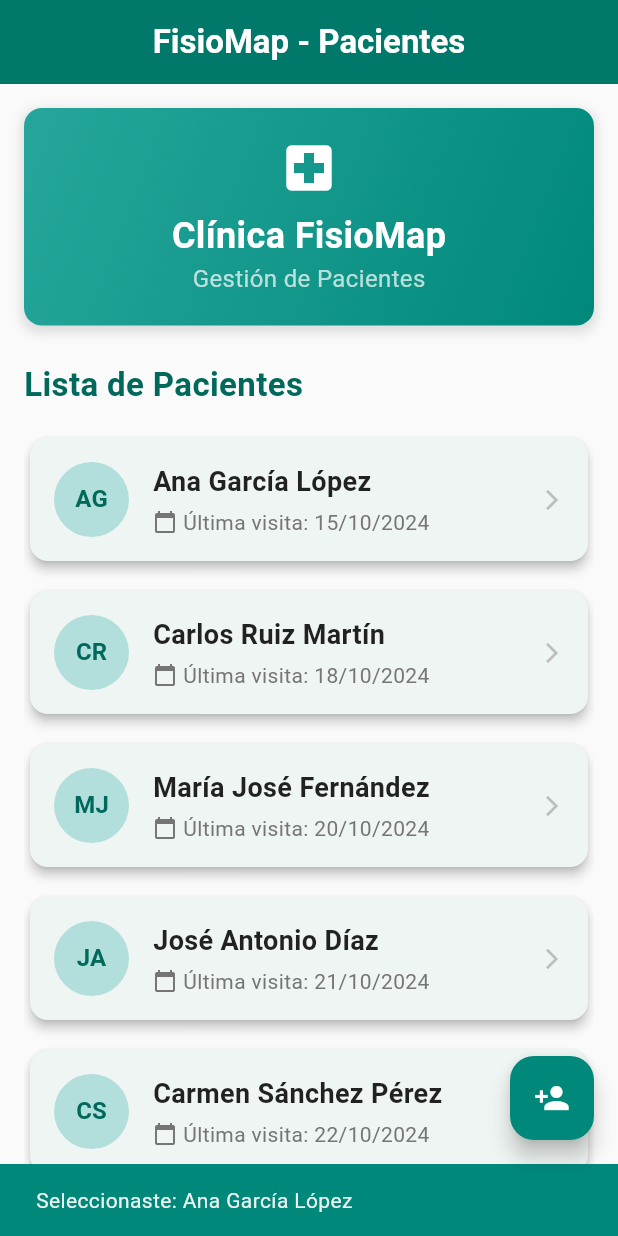
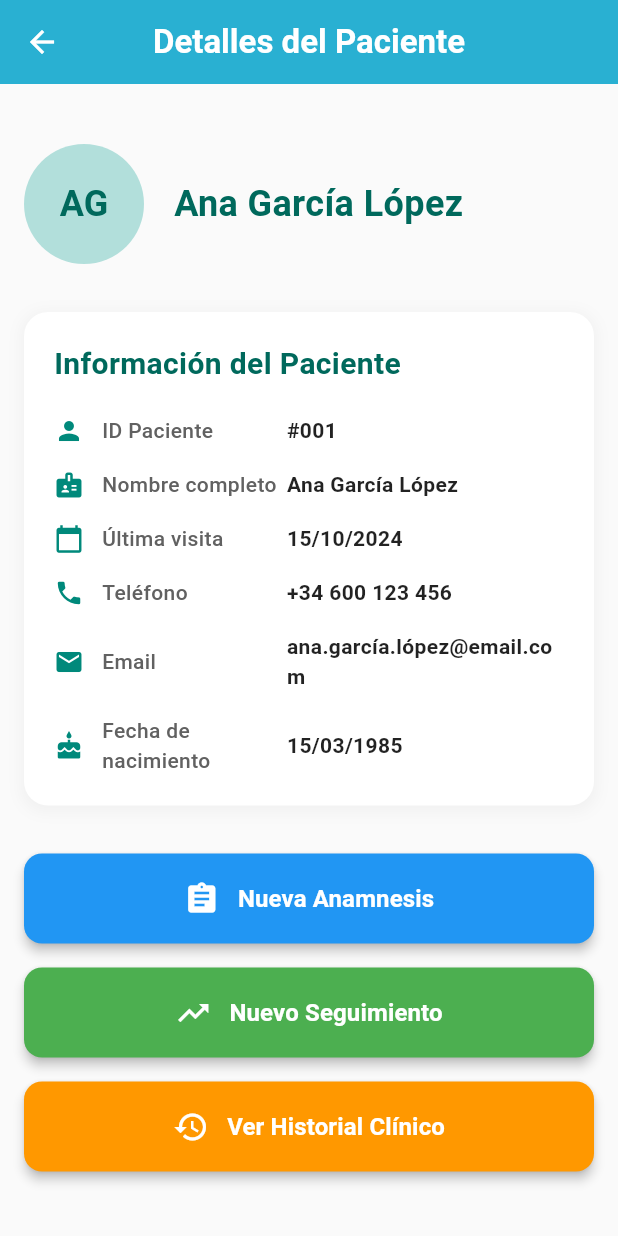
Before and after one commit to a-fernandez21/screens_fisiomap, a Flutter app: the screen it shows after launch, after a tap on "AG", on a phone screen of 412 x 824 dp. Run offline on Flutter 3.47's test engine with Material 3 defaults, Android fonts, the phone set to English and light mode, and no system bars.

Commit message:
Pantalla nueva con la información del paciente y nuevos botones

```diff
--- a/lib/main.dart
+++ b/lib/main.dart
@@ -11,7 +11,6 @@ void main() {
 }
 
 /// Widget raíz de la aplicación FisioMap.
-///
 /// Configura el tema, el título y la pantalla inicial de la aplicación.
 /// Utiliza Material Design 3 con una paleta de colores personalizada.
 class FisioMapApp extends StatelessWidget {
@@ -23,9 +22,7 @@ class FisioMapApp extends StatelessWidget {
       title: AppConstants.appName,
       debugShowCheckedModeBanner: false,
       theme: ThemeData(
-        colorScheme: ColorScheme.fromSeed(
-          seedColor: AppColors.primary,
-        ),
+        colorScheme: ColorScheme.fromSeed(seedColor: AppColors.primary),
         useMaterial3: true,
       ),
       home: const PatientsListScreen(),
--- /dev/null
+++ b/lib/screens/patient_detail_screen.dart
@@ -0,0 +1,360 @@
+import 'package:flutter/material.dart';
+import '../models/patient.dart';
+
+/// Pantalla de detalles del paciente seleccionado.
+///
+/// Muestra la información completa del paciente y proporciona acceso
+/// a las funcionalidades principales como anamnesis, seguimiento e historial clínico.
+class PatientDetailScreen extends StatelessWidget {
+  /// Datos del paciente a mostrar.
+  final Patient patient;
+
+  const PatientDetailScreen({super.key, required this.patient});
+
+  @override
+  Widget build(BuildContext context) {
+    return Scaffold(
+      backgroundColor: Colors.grey[50],
+      appBar: _PatientDetailAppBar(patientName: patient.name),
+      body: SingleChildScrollView(
+        padding: const EdgeInsets.all(16.0),
+        child: Column(
+          crossAxisAlignment: CrossAxisAlignment.start,
+          children: [
+            const SizedBox(height: 24),
+            _PatientHeaderWidget(patient: patient),
+            const SizedBox(height: 32),
+            _PatientInfoContainer(patient: patient),
+            const SizedBox(height: 32),
+            _ActionButtonsWidget(patient: patient),
+          ],
+        ),
+      ),
+    );
+  }
+}
+
+/// Widget privado que implementa el AppBar de la pantalla de detalles del paciente.
+class _PatientDetailAppBar extends StatelessWidget
+    implements PreferredSizeWidget {
+  final String patientName;
+
+  const _PatientDetailAppBar({required this.patientName});
+
+  @override
+  Size get preferredSize => const Size.fromHeight(kToolbarHeight);
+
+  @override
+  Widget build(BuildContext context) {
+    return AppBar(
+      title: Text(
+        'Detalles del Paciente',
+        style: const TextStyle(
+          fontWeight: FontWeight.bold,
+          color: Colors.white,
+        ),
+      ),
+      backgroundColor: const Color.fromARGB(255, 45, 183, 221),
+      elevation: 4,
+      centerTitle: true,
+      leading: IconButton(
+        icon: const Icon(Icons.arrow_back, color: Colors.white),
+        onPressed: () => Navigator.of(context).pop(),
+      ),
+    );
+  }
+}
+
+/// Widget que muestra el encabezado con el avatar y nombre del paciente.
+class _PatientHeaderWidget extends StatelessWidget {
+  final Patient patient;
+
+  const _PatientHeaderWidget({required this.patient});
+
+  @override
+  Widget build(BuildContext context) {
+    return Row(
+      children: [
+        _LargePatientAvatar(name: patient.name),
+        const SizedBox(width: 20),
+        Expanded(
+          child: Text(
+            patient.name,
+            style: TextStyle(
+              fontSize: 24,
+              fontWeight: FontWeight.bold,
+              color: Colors.teal[800],
+            ),
+          ),
+        ),
+      ],
+    );
+  }
+}
+
+/// Widget que muestra un avatar circular grande del paciente.
+class _LargePatientAvatar extends StatelessWidget {
+  final String name;
+
+  const _LargePatientAvatar({required this.name});
+
+  @override
+  Widget build(BuildContext context) {
+    return CircleAvatar(
+      radius: 40,
+      backgroundColor: Colors.teal[100],
+      child: Text(
+        _getInitials(name),
+        style: TextStyle(
+          color: Colors.teal[800],
+          fontWeight: FontWeight.bold,
+          fontSize: 24,
+        ),
+      ),
+    );
+  }
+
+  /// Extrae las iniciales del nombre del paciente.
+  String _getInitials(String name) {
+    final names = name.split(' ');
+    String initials = '';
+
+    if (names.isNotEmpty) {
+      initials += names[0][0];
+      if (names.length > 1) {
+        initials += names[1][0];
+      }
+    }
+
+    return initials.toUpperCase();
+  }
+}
+
+/// Contenedor que muestra toda la información del paciente.
+class _PatientInfoContainer extends StatelessWidget {
+  final Patient patient;
+
+  const _PatientInfoContainer({required this.patient});
+
+  @override
+  Widget build(BuildContext context) {
+    return Container(
+      width: double.infinity,
+      padding: const EdgeInsets.all(20),
+      decoration: BoxDecoration(
+        color: Colors.white,
+        borderRadius: BorderRadius.circular(16),
+        boxShadow: [
+          BoxShadow(
+            color: Colors.grey.withOpacity(0.1),
+            spreadRadius: 2,
+            blurRadius: 8,
+            offset: const Offset(0, 2),
+          ),
+        ],
+      ),
+      child: Column(
+        crossAxisAlignment: CrossAxisAlignment.start,
+        children: [
+          Text(
+            'Información del Paciente',
+            style: TextStyle(
+              fontSize: 20,
+              fontWeight: FontWeight.bold,
+              color: Colors.teal[800],
+            ),
+          ),
+          const SizedBox(height: 20),
+          _InfoRowWidget(
+            icon: Icons.person,
+            label: 'ID Paciente',
+            value: '#${patient.id.toString().padLeft(3, '0')}',
+          ),
+          const SizedBox(height: 16),
+          _InfoRowWidget(
+            icon: Icons.badge,
+            label: 'Nombre completo',
+            value: patient.name,
+          ),
+          const SizedBox(height: 16),
+          _InfoRowWidget(
+            icon: Icons.calendar_today,
+            label: 'Última visita',
+            value: patient.lastVisit,
+          ),
+          const SizedBox(height: 16),
+          _InfoRowWidget(
+            icon: Icons.phone,
+            label: 'Teléfono',
+            value: '+34 600 123 456', // Datos de ejemplo
+          ),
+          const SizedBox(height: 16),
+          _InfoRowWidget(
+            icon: Icons.email,
+            label: 'Email',
+            value:
+                '${patient.name.toLowerCase().replaceAll(' ', '.')}@email.com',
+          ),
+          const SizedBox(height: 16),
+          _InfoRowWidget(
+            icon: Icons.cake,
+            label: 'Fecha de nacimiento',
+            value: '15/03/1985', // Datos de ejemplo
+          ),
+        ],
+      ),
+    );
+  }
+}
+
+/// Widget que representa una fila de información con icono, etiqueta y valor.
+class _InfoRowWidget extends StatelessWidget {
+  final IconData icon;
+  final String label;
+  final String value;
+
+  const _InfoRowWidget({
+    required this.icon,
+    required this.label,
+    required this.value,
+  });
+
+  @override
+  Widget build(BuildContext context) {
+    return Row(
+      children: [
+        Icon(icon, size: 20, color: Colors.teal[600]),
+        const SizedBox(width: 12),
+        Expanded(
+          flex: 2,
+          child: Text(
+            label,
+            style: TextStyle(
+              fontSize: 14,
+              fontWeight: FontWeight.w500,
+              color: Colors.grey[700],
+            ),
+          ),
+        ),
+        Expanded(
+          flex: 3,
+          child: Text(
+            value,
+            style: const TextStyle(
+              fontSize: 14,
+              fontWeight: FontWeight.w600,
+              color: Colors.black87,
+            ),
+          ),
+        ),
+      ],
+    );
+  }
+}
+
+/// Widget que contiene los tres botones de acción principales.
+class _ActionButtonsWidget extends StatelessWidget {
+  final Patient patient;
+
+  const _ActionButtonsWidget({required this.patient});
+
+  @override
+  Widget build(BuildContext context) {
+    return Column(
+      children: [
+        _ActionButton(
+          icon: Icons.assignment,
+          text: 'Nueva Anamnesis',
+          color: Colors.blue,
+          onPressed: () => _onNewAnamnesis(context),
+        ),
+        const SizedBox(height: 16),
+        _ActionButton(
+          icon: Icons.trending_up,
+          text: 'Nuevo Seguimiento',
+          color: Colors.green,
+          onPressed: () => _onNewFollowUp(context),
+        ),
+        const SizedBox(height: 16),
+        _ActionButton(
+          icon: Icons.history,
+          text: 'Ver Historial Clínico',
+          color: Colors.orange,
+          onPressed: () => _onViewHistory(context),
+        ),
+      ],
+    );
+  }
+
+  void _onNewAnamnesis(BuildContext context) {
+    ScaffoldMessenger.of(context).showSnackBar(
+      SnackBar(
+        content: Text('Nueva Anamnesis para ${patient.name}'),
+        backgroundColor: Colors.blue[600],
+      ),
+    );
+  }
+
+  void _onNewFollowUp(BuildContext context) {
+    ScaffoldMessenger.of(context).showSnackBar(
+      SnackBar(
+        content: Text('Nuevo Seguimiento para ${patient.name}'),
+        backgroundColor: Colors.green[600],
+      ),
+    );
+  }
+
+  void _onViewHistory(BuildContext context) {
+    ScaffoldMessenger.of(context).showSnackBar(
+      SnackBar(
+        content: Text('Historial Clínico de ${patient.name}'),
+        backgroundColor: Colors.orange[600],
+      ),
+    );
+  }
+}
+
+/// Widget que representa un botón de acción con icono y texto.
+class _ActionButton extends StatelessWidget {
+  final IconData icon;
+  final String text;
+  final Color color;
+  final VoidCallback onPressed;
+
+  const _ActionButton({
+    required this.icon,
+    required this.text,
+    required this.color,
+    required this.onPressed,
+  });
+
+  @override
+  Widget build(BuildContext context) {
+    return SizedBox(
+      width: double.infinity,
+      height: 60,
+      child: ElevatedButton(
+        onPressed: onPressed,
+        style: ElevatedButton.styleFrom(
+          backgroundColor: color,
+          foregroundColor: Colors.white,
+          elevation: 3,
+          shape: RoundedRectangleBorder(
+            borderRadius: BorderRadius.circular(12),
+          ),
+        ),
+        child: Row(
+          mainAxisAlignment: MainAxisAlignment.center,
+          children: [
+            Icon(icon, size: 24),
+            const SizedBox(width: 12),
+            Text(
+              text,
+              style: const TextStyle(fontSize: 16, fontWeight: FontWeight.bold),
+            ),
+          ],
+        ),
+      ),
+    );
+  }
+}
--- a/lib/screens/patients_list_screen.dart
+++ b/lib/screens/patients_list_screen.dart
@@ -1,4 +1,7 @@
 import 'package:flutter/material.dart';
+import '../models/patient.dart';
+import '../data/patients_data.dart';
+import 'patient_detail_screen.dart';
 
 /// Pantalla principal que muestra la lista de pacientes de la clínica FisioMap.
 ///
@@ -12,21 +15,6 @@ import 'package:flutter/material.dart';
 class PatientsListScreen extends StatelessWidget {
   const PatientsListScreen({super.key});
 
-  /// Lista estática de pacientes de ejemplo.
-  /// En una aplicación real, estos datos provendrían de una base de datos.
-  static const List<Patient> _patients = [
-    Patient(id: 1, name: 'Ana García López', lastVisit: '15/10/2024'),
-    Patient(id: 2, name: 'Carlos Ruiz Martín', lastVisit: '18/10/2024'),
-    Patient(id: 3, name: 'María José Fernández', lastVisit: '20/10/2024'),
-    Patient(id: 4, name: 'José Antonio Díaz', lastVisit: '21/10/2024'),
-    Patient(id: 5, name: 'Carmen Sánchez Pérez', lastVisit: '22/10/2024'),
-    Patient(id: 6, name: 'Francisco Jiménez', lastVisit: '19/10/2024'),
-    Patient(id: 7, name: 'Elena Moreno Castro', lastVisit: '17/10/2024'),
-    Patient(id: 8, name: 'Miguel Ángel Torres', lastVisit: '16/10/2024'),
-    Patient(id: 9, name: 'Pilar Romero Vega', lastVisit: '14/10/2024'),
-    Patient(id: 10, name: 'Antonio López Ruiz', lastVisit: '13/10/2024'),
-  ];
-
   @override
   Widget build(BuildContext context) {
     return Scaffold(
@@ -37,11 +25,10 @@ class PatientsListScreen extends StatelessWidget {
         child: Column(
           crossAxisAlignment: CrossAxisAlignment.start,
           children: [
-            _ClinicHeaderWidget(),
             SizedBox(height: 24),
             _SectionTitleWidget(title: 'Lista de Pacientes'),
             SizedBox(height: 16),
-            _PatientsListWidget(patients: _patients),
+            _PatientsListWidget(patients: PatientsData.samplePatients),
           ],
         ),
       ),
@@ -52,7 +39,7 @@ class PatientsListScreen extends StatelessWidget {
 
 /// Widget privado que implementa el AppBar de la pantalla de pacientes.
 ///
-/// Muestra el título "FisioMap - Pacientes" centrado con estilo personalizado.
+/// Muestra el título "Pacientes" centrado con estilo personalizado.
 class _AppBarWidget extends StatelessWidget implements PreferredSizeWidget {
   const _AppBarWidget();
 
@@ -63,110 +50,16 @@ class _AppBarWidget extends StatelessWidget implements PreferredSizeWidget {
   Widget build(BuildContext context) {
     return AppBar(
       title: const Text(
-        'FisioMap - Pacientes',
-        style: TextStyle(
-          fontWeight: FontWeight.bold,
-          color: Colors.white,
-        ),
+        'Pacientes',
+        style: TextStyle(fontWeight: FontWeight.bold, color: Colors.white),
       ),
-      backgroundColor: Colors.teal[700],
+      backgroundColor: const Color.fromARGB(255, 45, 183, 221),
       elevation: 4,
       centerTitle: true,
     );
   }
 }
 
-/// Widget privado que muestra el encabezado visual de la clínica.
-///
-/// Incluye un contenedor con gradiente, ícono de hospital, nombre de la clínica
-/// y subtítulo. Todos los elementos visuales están organizados verticalmente.
-class _ClinicHeaderWidget extends StatelessWidget {
-  const _ClinicHeaderWidget();
-
-  @override
-  Widget build(BuildContext context) {
-    return Container(
-      width: double.infinity,
-      padding: const EdgeInsets.all(20),
-      decoration: BoxDecoration(
-        gradient: LinearGradient(
-          colors: [Colors.teal[400]!, Colors.teal[600]!],
-          begin: Alignment.topLeft,
-          end: Alignment.bottomRight,
-        ),
-        borderRadius: BorderRadius.circular(12),
-        boxShadow: [
-          BoxShadow(
-            color: Colors.grey.withOpacity(0.3),
-            spreadRadius: 2,
-            blurRadius: 5,
-            offset: const Offset(0, 3),
-          ),
-        ],
-      ),
-      child: const Column(
-        children: [
-          _ClinicIconWidget(),
-          SizedBox(height: 8),
-          _ClinicNameWidget(),
-          _ClinicSubtitleWidget(),
-        ],
-      ),
-    );
-  }
-}
-
-/// Widget privado que muestra el ícono de hospital en el encabezado.
-class _ClinicIconWidget extends StatelessWidget {
-  const _ClinicIconWidget();
-
-  @override
-  Widget build(BuildContext context) {
-    return const Icon(
-      Icons.local_hospital,
-      color: Colors.white,
-      size: 40,
-    );
-  }
-}
-
-/// Widget privado que muestra el nombre de la clínica en el encabezado.
-class _ClinicNameWidget extends StatelessWidget {
-  const _ClinicNameWidget();
-
-  @override
-  Widget build(BuildContext context) {
-    return const Text(
-      'Clínica FisioMap',
-      style: TextStyle(
-        fontSize: 24,
-        fontWeight: FontWeight.bold,
-        color: Colors.white,
-      ),
-    );
-  }
-}
-
-/// Widget privado que muestra el subtítulo descriptivo de la clínica.
-class _ClinicSubtitleWidget extends StatelessWidget {
-  const _ClinicSubtitleWidget();
-
-  @override
-  Widget build(BuildContext context) {
-    return const Text(
-      'Gestión de Pacientes',
-      style: TextStyle(
-        fontSize: 16,
-        color: Colors.white70,
-      ),
-    );
-  }
-}
-
-/// Widget privado que muestra un título de sección estilizado.
-///
-/// Se utiliza para mostrar títulos como "Lista de Pacientes" con el
-/// estilo tipográfico apropiado.
 class _SectionTitleWidget extends StatelessWidget {
   /// Texto del título a mostrar.
   final String title;
@@ -218,13 +111,11 @@ class _PatientsListWidget extends StatelessWidget {
 
   /// Maneja el evento de tocar una tarjeta de paciente.
   ///
-  /// Muestra un SnackBar con el nombre del paciente seleccionado.
-  /// En una implementación futura, esto navegaría a una pantalla de detalles.
+  /// Navega a la pantalla de detalles del paciente seleccionado.
   void _onPatientTap(BuildContext context, Patient patient) {
-    ScaffoldMessenger.of(context).showSnackBar(
-      SnackBar(
-        content: Text('Seleccionaste: ${patient.name}'),
-        backgroundColor: Colors.teal[600],
+    Navigator.of(context).push(
+      MaterialPageRoute(
+        builder: (context) => PatientDetailScreen(patient: patient),
       ),
     );
   }
@@ -278,19 +169,13 @@ class PatientCard extends StatelessWidget {
   /// Callback ejecutado al tocar la tarjeta.
   final VoidCallback onTap;
 
-  const PatientCard({
-    super.key,
-    required this.patient,
-    required this.onTap,
-  });
+  const PatientCard({super.key, required this.patient, required this.onTap});
 
   @override
   Widget build(BuildContext context) {
     return Card(
       elevation: 3,
-      shape: RoundedRectangleBorder(
-        borderRadius: BorderRadius.circular(12),
-      ),
+      shape: RoundedRectangleBorder(borderRadius: BorderRadius.circular(12)),
       child: InkWell(
         onTap: onTap,
         borderRadius: BorderRadius.circular(12),
@@ -298,7 +183,7 @@ class PatientCard extends StatelessWidget {
           padding: const EdgeInsets.all(16),
           child: Row(
             children: [
-              _PatientAvatarWidget(name: patient.name),
+              _PatientAvatarWidget(patient: patient),
               const SizedBox(width: 16),
               _PatientInfoWidget(patient: patient),
               const _ArrowIconWidget(),
@@ -315,10 +200,10 @@ class PatientCard extends StatelessWidget {
 /// Genera y muestra las iniciales del nombre del paciente en un
 /// [CircleAvatar] con colores personalizados.
 class _PatientAvatarWidget extends StatelessWidget {
-  /// Nombre del paciente del cual extraer las iniciales.
-  final String name;
+  /// Paciente del cual extraer las iniciales.
+  final Patient patient;
 
-  const _PatientAvatarWidget({required this.name});
+  const _PatientAvatarWidget({required this.patient});
 
   @override
   Widget build(BuildContext context) {
@@ -326,7 +211,7 @@ class _PatientAvatarWidget extends StatelessWidget {
       radius: 25,
       backgroundColor: Colors.teal[100],
       child: Text(
-        _getInitials(name),
+        patient.initials,
         style: TextStyle(
           color: Colors.teal[800],
           fontWeight: FontWeight.bold,
@@ -334,26 +219,6 @@ class _PatientAvatarWidget extends StatelessWidget {
         ),
       ),
     );
-  }
-
-  /// Extrae las iniciales del nombre del paciente.
-  ///
-  /// Toma la primera letra del primer nombre y la primera letra del segundo
-  /// nombre (si existe) y las retorna en mayúsculas.
-  ///
-  /// Ejemplo: "Ana García López" retorna "AG"
-  String _getInitials(String name) {
-    final names = name.split(' ');
-    String initials = '';
-
-    if (names.isNotEmpty) {
-      initials += names[0][0];
-      if (names.length > 1) {
-        initials += names[1][0];
-      }
-    }
-
-    return initials.toUpperCase();
   }
 }
 
@@ -415,18 +280,11 @@ class _PatientLastVisitWidget extends StatelessWidget {
   Widget build(BuildContext context) {
     return Row(
       children: [
-        Icon(
-          Icons.calendar_today,
-          size: 16,
-          color: Colors.grey[600],
-        ),
+        Icon(Icons.calendar_today, size: 16, color: Colors.grey[600]),
         const SizedBox(width: 4),
         Text(
           'Última visita: $lastVisit',
-          style: TextStyle(
-            fontSize: 14,
-            color: Colors.grey[600],
-          ),
+          style: TextStyle(fontSize: 14, color: Colors.grey[600]),
         ),
       ],
     );
@@ -441,32 +299,6 @@ class _ArrowIconWidget extends StatelessWidget {
 
   @override
   Widget build(BuildContext context) {
-    return Icon(
-      Icons.arrow_forward_ios,
-      color: Colors.grey[400],
-      size: 16,
-    );
+    return Icon(Icons.arrow_forward_ios, color: Colors.grey[400], size: 16);
   }
 }
-
-/// Modelo de datos que representa a un paciente de la clínica.
-///
-/// Contiene la información básica necesaria para mostrar un paciente
-/// en la lista y en otras pantallas de la aplicación.
-class Patient {
-  /// Identificador único del paciente.
-  final int id;
-
-  /// Nombre completo del paciente.
-  final String name;
-
-  /// Fecha de la última visita del paciente en formato String.
-  final String lastVisit;
-
-  /// Constructor para crear una instancia de [Patient].
-  const Patient({
-    required this.id,
-    required this.name,
-    required this.lastVisit,
-  });
-}
```
